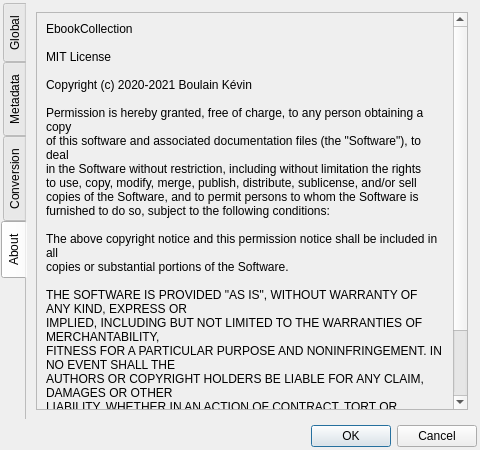
Old version of the form home/settings.ui in the repository LordKBX/eBookCollection.
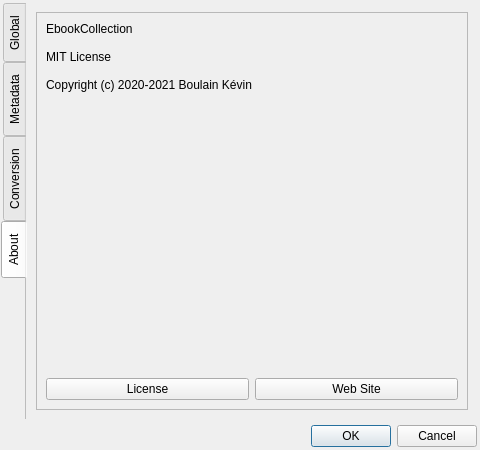
New version of the form. The open tabs and pages were chosen to show the change.

Commit message: auto update license file

What changed in the file:
```diff
--- a/home/settings.ui
+++ b/home/settings.ui
@@ -643,8 +643,8 @@
            <rect>
             <x>0</x>
             <y>0</y>
-            <width>417</width>
-            <height>408</height>
+            <width>431</width>
+            <height>397</height>
            </rect>
           </property>
           <layout class="QVBoxLayout" name="verticalLayout_9">
@@ -655,26 +655,7 @@
 
 MIT License
 
-Copyright (c) 2020-2021 Boulain Kévin
-
-Permission is hereby granted, free of charge, to any person obtaining a copy
-of this software and associated documentation files (the &quot;Software&quot;), to deal
-in the Software without restriction, including without limitation the rights
-to use, copy, modify, merge, publish, distribute, sublicense, and/or sell
-copies of the Software, and to permit persons to whom the Software is
-furnished to do so, subject to the following conditions:
-
-The above copyright notice and this permission notice shall be included in all
-copies or substantial portions of the Software.
-
-THE SOFTWARE IS PROVIDED &quot;AS IS&quot;, WITHOUT WARRANTY OF ANY KIND, EXPRESS OR
-IMPLIED, INCLUDING BUT NOT LIMITED TO THE WARRANTIES OF MERCHANTABILITY,
-FITNESS FOR A PARTICULAR PURPOSE AND NONINFRINGEMENT. IN NO EVENT SHALL THE
-AUTHORS OR COPYRIGHT HOLDERS BE LIABLE FOR ANY CLAIM, DAMAGES OR OTHER
-LIABILITY, WHETHER IN AN ACTION OF CONTRACT, TORT OR OTHERWISE, ARISING FROM,
-OUT OF OR IN CONNECTION WITH THE SOFTWARE OR THE USE OR OTHER DEALINGS IN THE
-SOFTWARE.
-</string>
+Copyright (c) 2020-2021 Boulain Kévin</string>
              </property>
              <property name="alignment">
               <set>Qt::AlignLeading|Qt::AlignLeft|Qt::AlignTop</set>
@@ -684,6 +665,24 @@
              </property>
             </widget>
            </item>
+           <item>
+            <layout class="QHBoxLayout" name="tab_about_hl">
+             <item>
+              <widget class="QPushButton" name="tab_about_btn_license">
+               <property name="text">
+                <string>License</string>
+               </property>
+              </widget>
+             </item>
+             <item>
+              <widget class="QPushButton" name="tab_about_btn_website">
+               <property name="text">
+                <string>Web Site</string>
+               </property>
+              </widget>
+             </item>
+            </layout>
+           </item>
           </layout>
          </widget>
         </widget>
```
Left out of the diff: 2 changed lines with no effect on the pictures. The commit also changes 6 other files.
